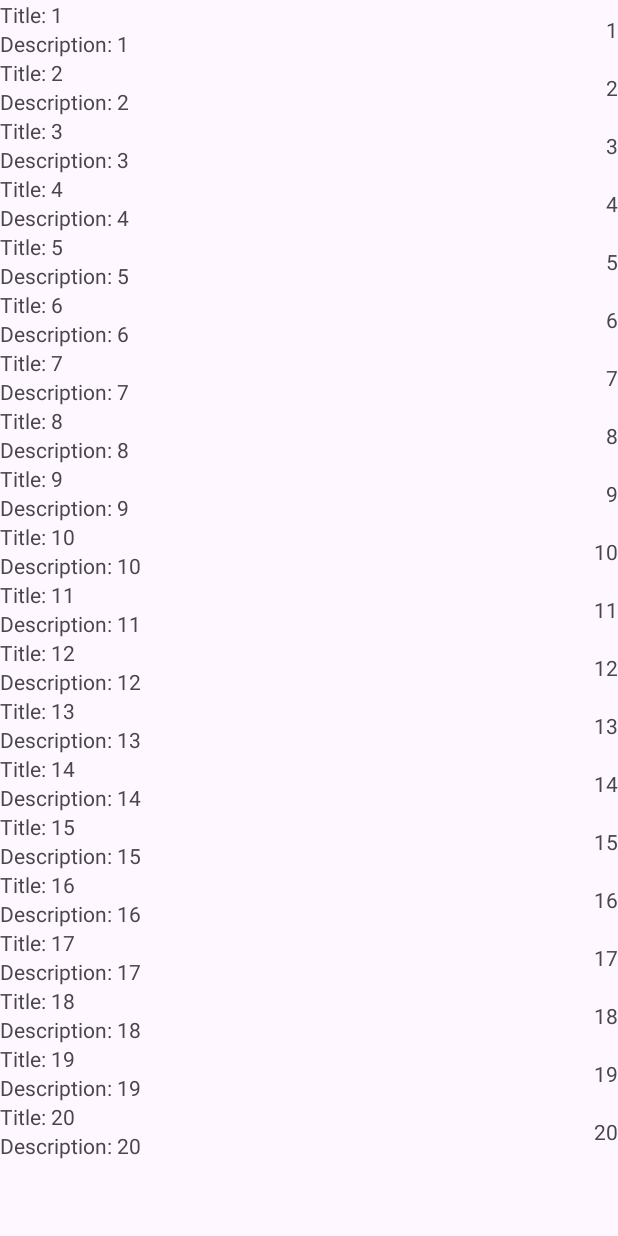
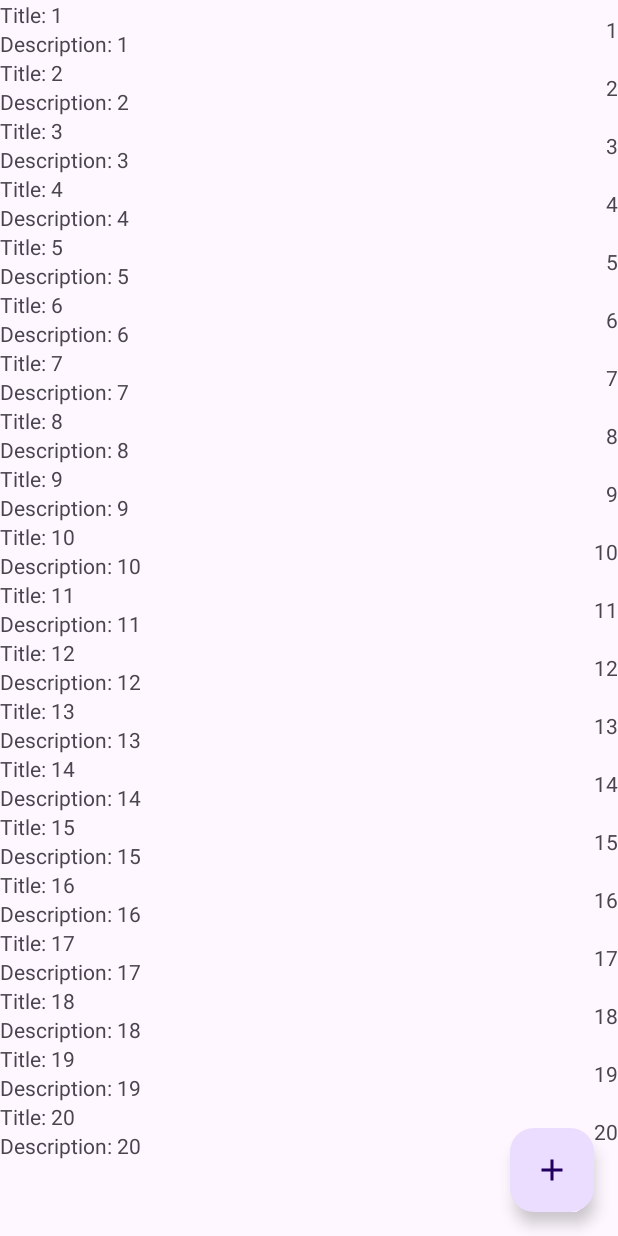
Before and after one commit to Lex8bit/ToDoList, an Android app: the screen it shows after launch (MainActivity), on a phone screen of 412 x 824 dp. Run offline under Robolectric (Android 15) with nearby library versions, the phone set to English and light mode, and no system bars.

Commit message:
ДОбавили кнопку добавления нового задания

```diff
--- a/app/src/main/java/com/example/todolist/CustomAdapter.kt
+++ b/app/src/main/java/com/example/todolist/CustomAdapter.kt
@@ -6,7 +6,7 @@ import android.view.ViewGroup
 import android.widget.TextView
 import androidx.recyclerview.widget.RecyclerView
 
-class CustomAdapter(private val mList: List<ItemsViewModel>) : RecyclerView.Adapter<CustomAdapter.ViewHolder>() {
+class CustomAdapter(private val mList: MutableList<ItemsViewModel>) : RecyclerView.Adapter<CustomAdapter.ViewHolder>() {
 
     // create new views
     override fun onCreateViewHolder(parent: ViewGroup, viewType: Int): ViewHolder {
@@ -36,6 +36,12 @@ class CustomAdapter(private val mList: List<ItemsViewModel>) : RecyclerView.Adap
         return mList.size
     }
 
+    fun addItem(item: ItemsViewModel){
+        mList.add(item)
+        // Update data
+        notifyDataSetChanged()
+    }
+
     // Holds the views for adding it to text
     class ViewHolder(ItemView: View) : RecyclerView.ViewHolder(ItemView) {
         val titleView: TextView = itemView.findViewById(R.id.item_recycler_title)
--- a/app/src/main/java/com/example/todolist/MainActivity.kt
+++ b/app/src/main/java/com/example/todolist/MainActivity.kt
@@ -8,10 +8,14 @@ import android.widget.LinearLayout
 import androidx.appcompat.app.AppCompatActivity
 import androidx.recyclerview.widget.LinearLayoutManager
 import androidx.recyclerview.widget.RecyclerView
+import com.google.android.material.floatingactionbutton.FloatingActionButton
 
 class MainActivity : AppCompatActivity() {
 
     private lateinit var stubContainer : LinearLayout
+    private lateinit var fab : FloatingActionButton
+    private lateinit var recyclerview : RecyclerView
+    private lateinit var adapter : CustomAdapter
     override fun onCreate(savedInstanceState: Bundle?) {
         super.onCreate(savedInstanceState)
         setContentView(R.layout.activity_main)
@@ -19,9 +23,14 @@ class MainActivity : AppCompatActivity() {
         Log.d("testlog","OnCreate has been started")
 
         // getting the recyclerview by its id
-        val recyclerview = findViewById<RecyclerView>(R.id.recyclerview)
+        recyclerview = findViewById(R.id.recyclerview)
         stubContainer = findViewById(R.id.main_no_items_container)
+        fab = findViewById(R.id.main_fab)
 
+        fab.setOnClickListener{
+            adapter.addItem(ItemsViewModel("New Title:","Description:", 1))
+            Log.d("testlog","FAB works")
+        }
         // this creates a vertical layout Manager
         recyclerview.layoutManager = LinearLayoutManager(this)
 
@@ -45,7 +54,7 @@ class MainActivity : AppCompatActivity() {
         }
 
         // This will pass the ArrayList to our Adapter
-        val adapter = CustomAdapter(data)
+        adapter = CustomAdapter(data)
 
         // Setting the Adapter with the recyclerview
         recyclerview.adapter = adapter
--- /dev/null
+++ b/app/src/main/res/drawable/baseline_add_24.xml
@@ -0,0 +1,5 @@
+<vector android:height="24dp" android:tint="#000000"
+    android:viewportHeight="24" android:viewportWidth="24"
+    android:width="24dp" xmlns:android="http://schemas.android.com/apk/res/android">
+    <path android:fillColor="@android:color/white" android:pathData="M19,13h-6v6h-2v-6H5v-2h6V5h2v6h6v2z"/>
+</vector>
--- a/app/src/main/res/layout/activity_main.xml
+++ b/app/src/main/res/layout/activity_main.xml
@@ -37,4 +37,13 @@
         tools:itemCount="5"
         tools:listitem="@layout/card_view_design" />
 
+    <com.google.android.material.floatingactionbutton.FloatingActionButton
+        android:id="@+id/main_fab"
+        android:layout_width="wrap_content"
+        android:layout_height="wrap_content"
+        android:src="@drawable/baseline_add_24"
+        android:layout_margin="16dp"
+        app:layout_constraintBottom_toBottomOf="parent"
+        app:layout_constraintEnd_toEndOf="parent" />
+
 </androidx.constraintlayout.widget.ConstraintLayout>
```
